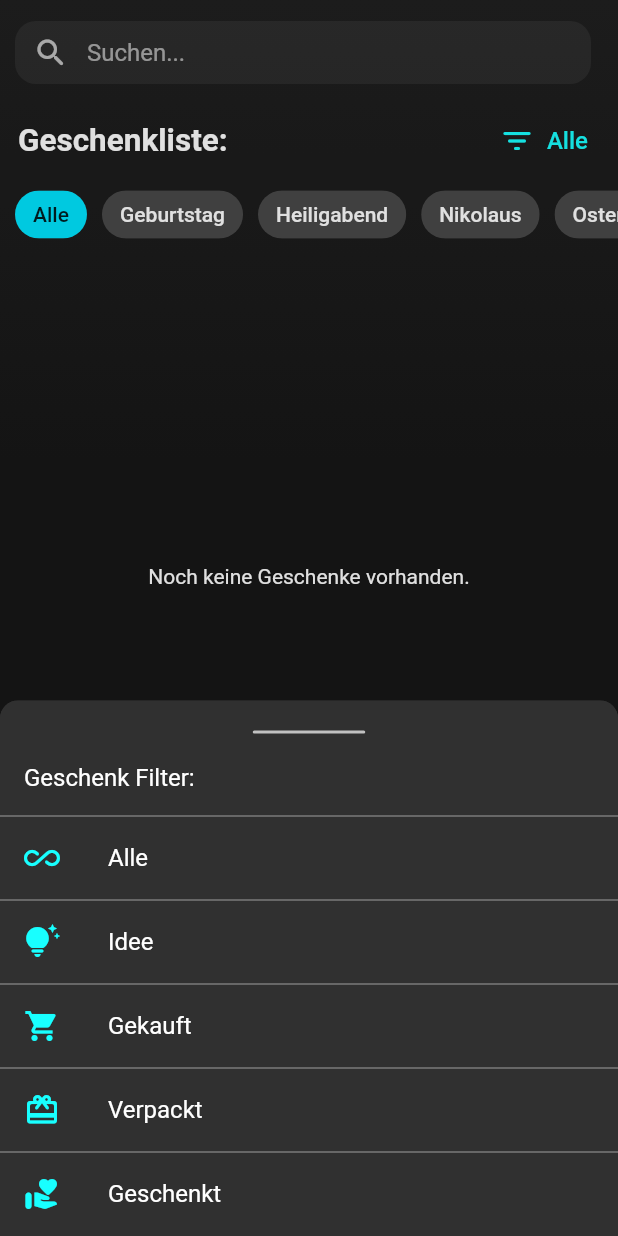
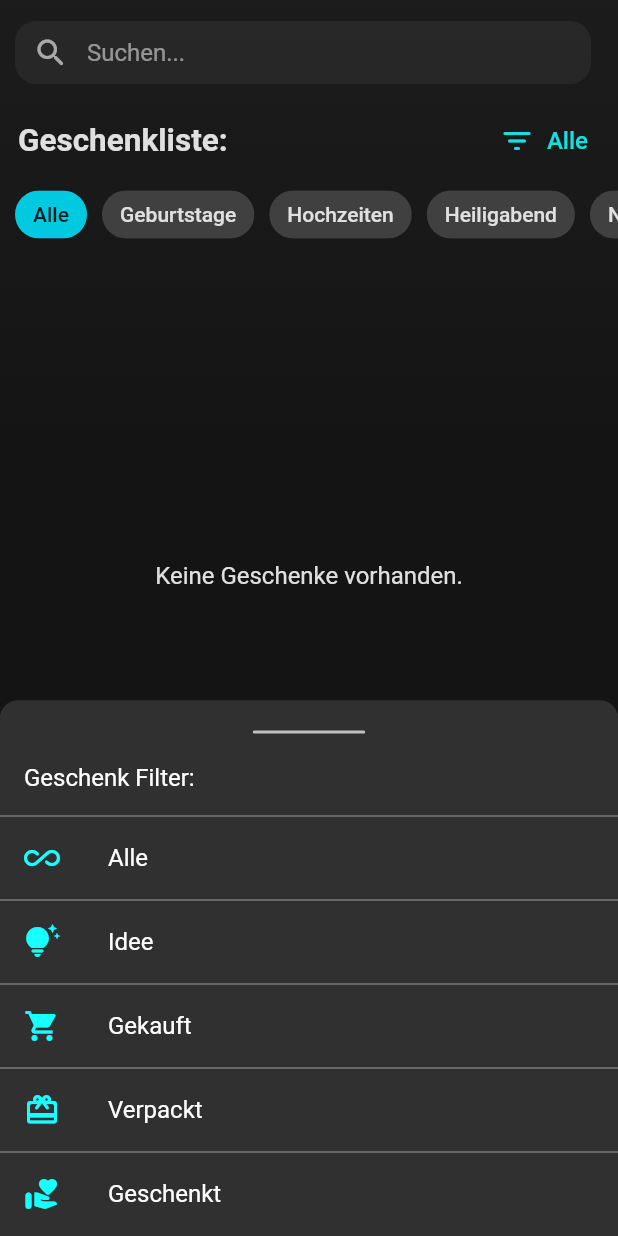
Before and after one commit to Marcel9494/Geschenkliste, a Flutter app: the screen it shows after launch, after a tap on "Alle", on a phone screen of 412 x 824 dp. Run offline on Flutter 3.47's test engine with Material 2 defaults, Android fonts, the phone set to English and light mode, and no system bars; our stand-ins replace another_flushbar, hive, hive_flutter, modal_bottom_sheet, rounded_loading_button, settings_ui and 1 more; accounts and stored records are empty.

Commit message:
Event Hochzeit hinzugefügt
- Neues Event Hochzeit wurde hinzugefügt.
- Bei leerer Geschenkliste wird dem Benutzer angezeigt das kein Geschenk vorhanden ist.
- Kleinere UI Verbesserungen wurden implementiert. Größerer Text bei z.B.: leerer Liste, aussagekräftigere Icons.

```diff
--- a/lib/components/modal_bottom_sheets/archived_gift_options_bottom_sheet.dart
+++ b/lib/components/modal_bottom_sheets/archived_gift_options_bottom_sheet.dart
@@ -120,7 +120,7 @@ class _ArchivedGiftOptionsBottomSheetState extends State<ArchivedGiftOptionsBott
             const Divider(height: 0, color: Colors.grey),
             ListTile(
               onTap: _showDeleteGiftDialog,
-              leading: const Icon(Icons.delete_rounded, color: Colors.cyanAccent),
+              leading: const Icon(Icons.delete_forever_rounded, color: Colors.cyanAccent),
               title: const Text('Löschen'),
             ),
           ],
--- a/lib/components/modal_bottom_sheets/contact_options_bottom_sheet.dart
+++ b/lib/components/modal_bottom_sheets/contact_options_bottom_sheet.dart
@@ -121,7 +121,7 @@ class _ContactOptionsBottomSheetState extends State<ContactOptionsBottomSheet> {
             const Divider(height: 0, color: Colors.grey),
             ListTile(
               onTap: _deleteContact,
-              leading: const Icon(Icons.delete_rounded, color: Colors.cyanAccent),
+              leading: const Icon(Icons.delete_forever_rounded, color: Colors.cyanAccent),
               title: const Text('Löschen'),
             ),
           ],
--- a/lib/components/modal_bottom_sheets/gift_options_bottom_sheet.dart
+++ b/lib/components/modal_bottom_sheets/gift_options_bottom_sheet.dart
@@ -180,7 +180,7 @@ class _GiftOptionsBottomSheetState extends State<GiftOptionsBottomSheet> {
             const Divider(height: 0, color: Colors.grey),
             ListTile(
               onTap: _showDeleteGiftDialog,
-              leading: const Icon(Icons.delete_rounded, color: Colors.cyanAccent),
+              leading: const Icon(Icons.delete_forever_rounded, color: Colors.cyanAccent),
               title: const Text('Löschen'),
             ),
             const Divider(height: 0, color: Colors.grey),
--- a/lib/components/texts/centered_text.dart
+++ b/lib/components/texts/centered_text.dart
@@ -15,7 +15,10 @@ class CenteredText extends StatelessWidget {
     return SizedBox(
       height: MediaQuery.of(context).size.height / divider,
       child: Center(
-        child: Text(text),
+        child: Text(
+          text,
+          style: const TextStyle(fontSize: 16.0),
+        ),
       ),
     );
   }
--- a/lib/models/enums/events.dart
+++ b/lib/models/enums/events.dart
@@ -1,6 +1,7 @@
 enum Events {
   anyDate,
   birthday,
+  wedding,
   christmas,
   nicholas,
   easter,
@@ -11,6 +12,8 @@ extension EventsExtension on Events {
     switch (this) {
       case Events.birthday:
         return 'Geburtstag';
+      case Events.wedding:
+        return 'Hochzeit';
       case Events.christmas:
         return 'Heiligabend';
       case Events.nicholas:
@@ -27,7 +30,9 @@ extension EventsExtension on Events {
   String get filterName {
     switch (this) {
       case Events.birthday:
-        return 'Geburtstag';
+        return 'Geburtstage';
+      case Events.wedding:
+        return 'Hochzeiten';
       case Events.christmas:
         return 'Heiligabend';
       case Events.nicholas:
--- a/lib/models/event.dart
+++ b/lib/models/event.dart
@@ -8,6 +8,14 @@ class Event extends HiveObject {
 
   late String eventname;
   late DateTime? eventDate;
+
+  static List<String> getEventNames() {
+    List<String> eventList = [];
+    for (int i = 0; i < Events.values.length; i++) {
+      eventList.add(Events.values[i].name);
+    }
+    return eventList;
+  }
 
   static List<String> getEventFilterNames() {
     List<String> eventList = [];
--- a/lib/models/gift.dart
+++ b/lib/models/gift.dart
@@ -23,29 +23,39 @@ class Gift extends HiveObject {
   late String giftState;
 
   static Future<List<Gift>> getGiftList(String searchTerm, String stateFilter, int selectedFilterIndex) async {
-    List<String> eventFilter = Event.getEventFilterNames();
+    List<String> eventFilter = Event.getEventNames();
     List<Gift> gifts = [];
     int giftNumber = 0;
     var giftBox = await Hive.openBox('gifts');
-
     gifts.clear();
     for (int i = 0; i < giftBox.length; i++) {
       Gift tempGift = giftBox.getAt(i);
       if (tempGift.contact.contactname.toLowerCase().contains(searchTerm.toLowerCase()) || tempGift.giftname.toLowerCase().contains(searchTerm.toLowerCase())) {
+        // TODO stateFilter um Alle erweitern?
         if (stateFilter == 'Alle' || tempGift.giftState.toLowerCase().contains(stateFilter.toLowerCase())) {
           gifts.add(giftBox.getAt(i));
           gifts[giftNumber].boxPosition = giftNumber;
-          gifts[giftNumber].showInFilteredList = true;
-          if (eventFilter[selectedFilterIndex] != Events.anyDate.filterName) {
-            if (gifts[giftNumber].event.eventname != eventFilter[selectedFilterIndex]) {
-              gifts[giftNumber].showInFilteredList = false;
-            }
+          if (eventFilter[selectedFilterIndex] == Events.anyDate.name) {
+            gifts[giftNumber].showInFilteredList = true;
+          } else if (gifts[giftNumber].event.eventname == eventFilter[selectedFilterIndex]) {
+            gifts[giftNumber].showInFilteredList = true;
+          } else {
+            gifts[giftNumber].showInFilteredList = false;
           }
           giftNumber++;
         }
       }
     }
     return gifts;
+  }
+
+  static bool checkIfFilteredGiftListIsEmpty(List<Gift> giftList) {
+    for (int i = 0; i < giftList.length; i++) {
+      if (giftList[i].showInFilteredList == true) {
+        return false;
+      }
+    }
+    return true;
   }
 }
 
--- a/lib/screens/create_or_edit_gift_screen.dart
+++ b/lib/screens/create_or_edit_gift_screen.dart
@@ -38,6 +38,7 @@ class _CreateOrEditGiftScreenState extends State<CreateOrEditGiftScreen> {
   final DateFormat dateFormatter = DateFormat('dd.MM.yyyy');
   List<Event> events = [
     Event(eventname: Events.birthday.name),
+    Event(eventname: Events.wedding.name),
     Event(eventname: Events.christmas.name, eventDate: DateTime(2023, 12, 24)), // TODO 2023 variabel machen
     Event(eventname: Events.nicholas.name, eventDate: DateTime(2023, 12, 6)), // TODO 2023 variabel machen
     Event(eventname: Events.easter.name, eventDate: DateTime(2023, 4, 9)), // TODO 2023 variabel machen
--- a/lib/screens/gift_list_screen.dart
+++ b/lib/screens/gift_list_screen.dart
@@ -189,8 +189,8 @@ class _GiftListScreenState extends State<GiftListScreen> with TickerProviderStat
                       if (snapshot.hasError) {
                         return const CenteredText(text: 'Geschenkliste konnte nicht geladen werden.', divider: 2);
                       } else {
-                        if (gifts.isEmpty) {
-                          return const CenteredText(text: 'Noch keine Geschenke vorhanden.', divider: 2);
+                        if (gifts.isEmpty || Gift.checkIfFilteredGiftListIsEmpty(gifts)) {
+                          return const CenteredText(text: 'Keine Geschenke vorhanden.', divider: 2);
                         } else {
                           return Expanded(
                             child: RefreshIndicator(
```
Also changed, not shown: lib/screens/settings_screen.dart (+49 -12 lines), 1 other file.
